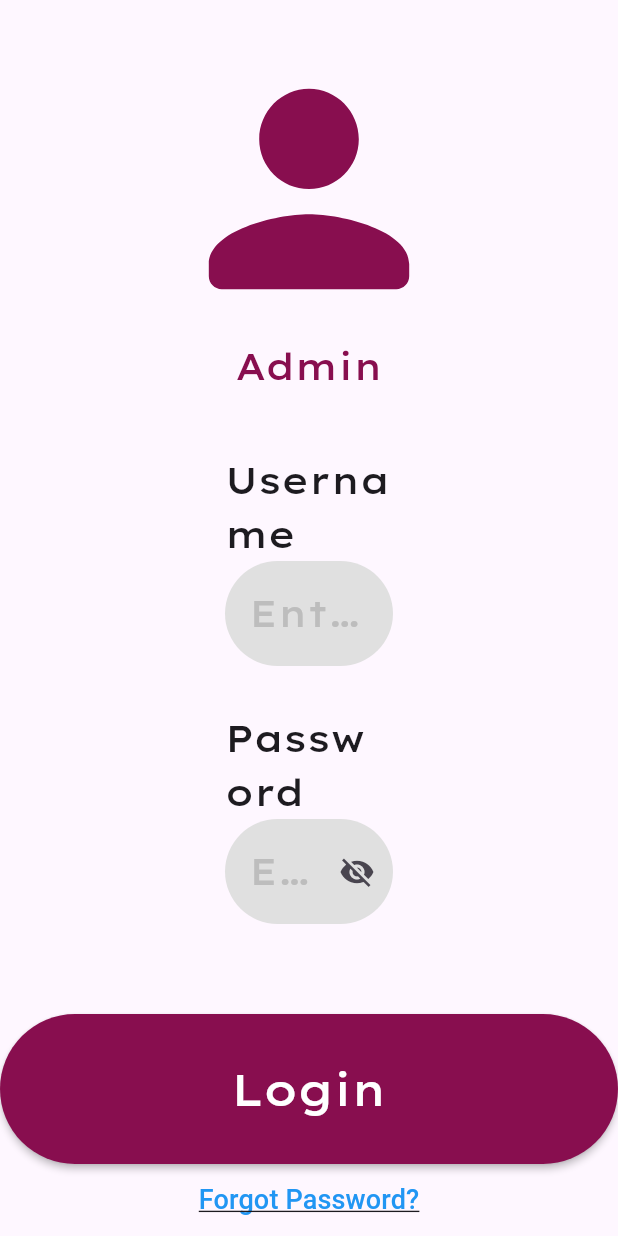
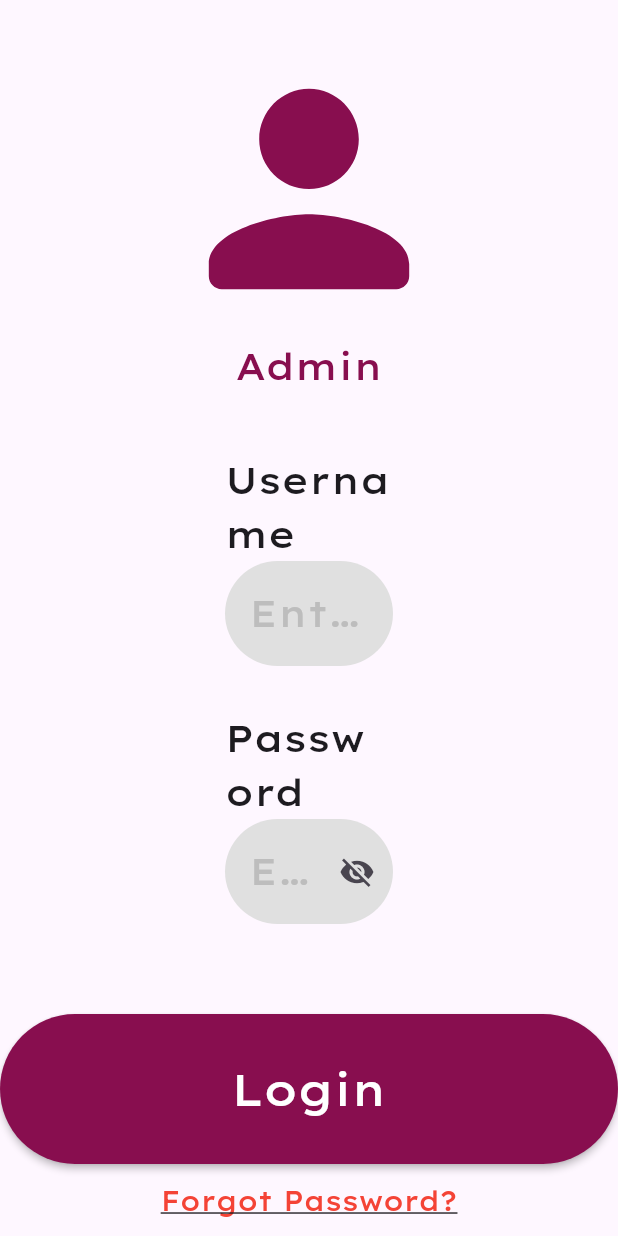
Before and after one commit to uoa-compsci399-s1-2024/capstone-project-2024-s1-team-13, a Flutter app: the AdminLogin screen opened directly, scrolled down 326 dp, on a phone screen of 412 x 824 dp. Run offline on Flutter 3.47's test engine with Material 3 defaults, Android fonts, the phone set to English and light mode, and no system bars; our stand-ins replace auto_size_text, cached_network_image, file_picker, flutter_svg, flutter_tts; missing offline and left inert: amplify_api, amplify_auth_cognito, amplify_core, amplify_flutter, amplify_storage_s3.

Commit message:
Update support_login.dart and admin_login.dart
- Minor style changes to text buttons

```diff
--- a/lib/welcome/admin_login.dart
+++ b/lib/welcome/admin_login.dart
@@ -280,8 +280,9 @@ class _AdminLoginState extends State<AdminLogin> {
         child: Text(
           'Forgot Password?',
           style: TextStyle(
+            fontFamily: 'Lexend Exa',
             fontSize: 18,
-            color: Colors.blue,
+            color: Colors.red,
             decoration: TextDecoration.underline,
           ),
         ),
--- a/lib/welcome/support_login.dart
+++ b/lib/welcome/support_login.dart
@@ -279,8 +279,9 @@ class _SupportLoginState extends State<SupportLogin> {
         child: const Text(
           'Forgot Password?',
           style: TextStyle(
+            fontFamily: 'Lexend Exa',
             fontSize: 18,
-            color: Colors.blue,
+            color: Colors.red,
             decoration: TextDecoration.underline,
           ),
         ),
```
